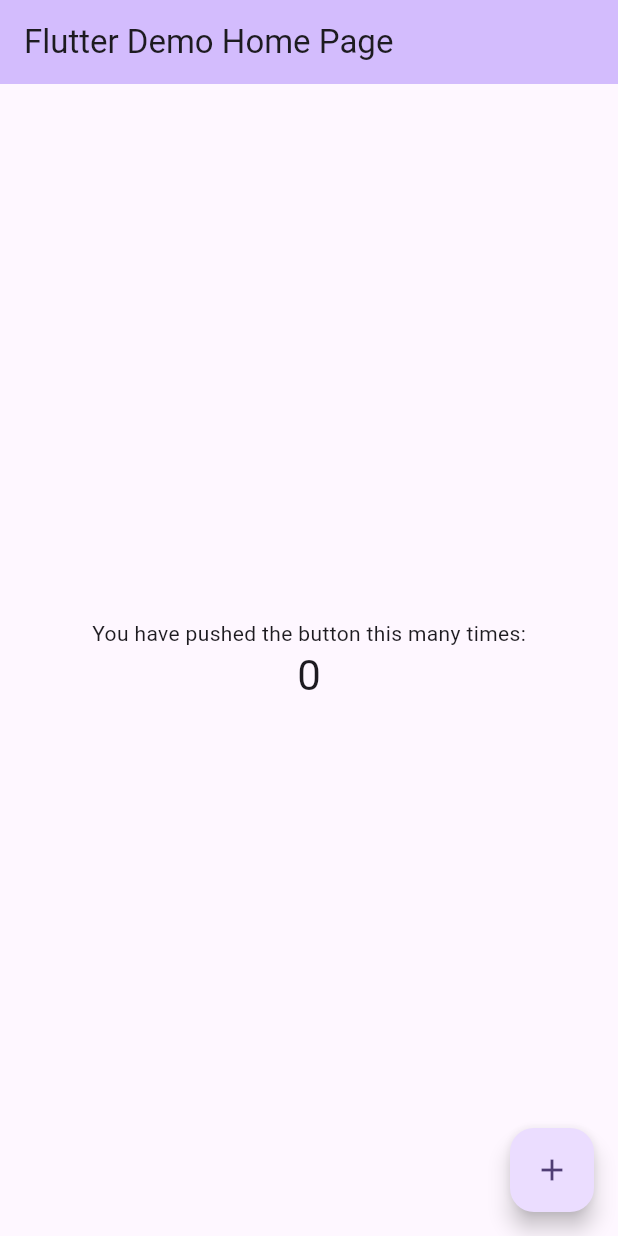
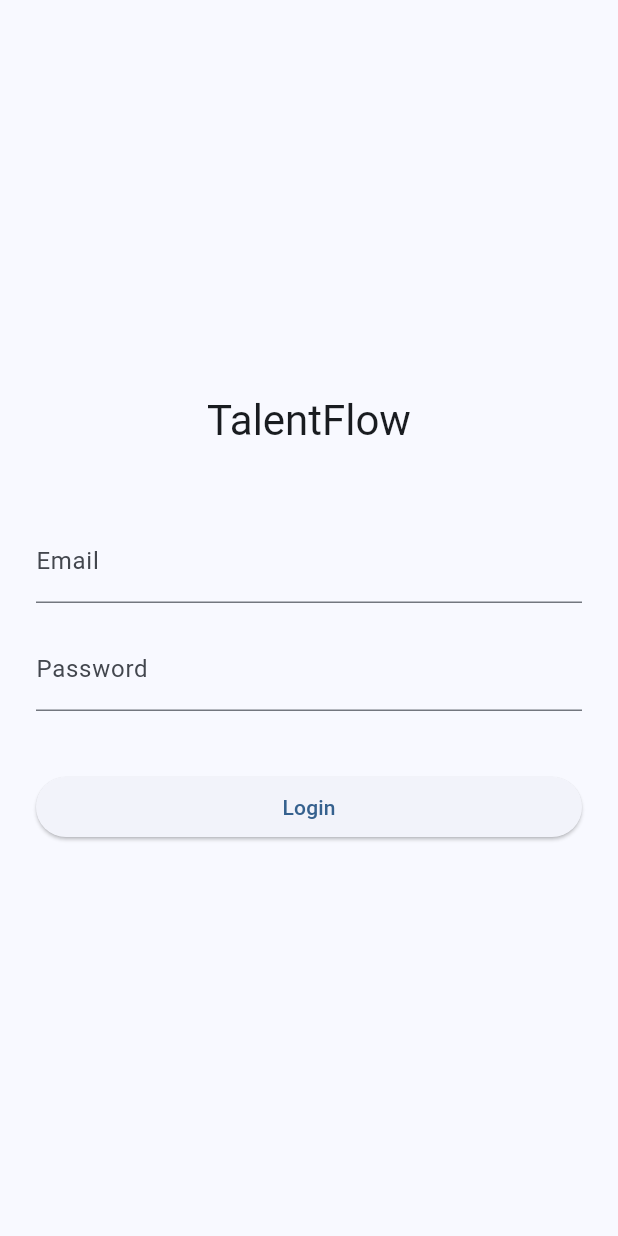
Before and after one commit to sishanhewa/SE3090_SE012, a Flutter app: the screen it shows after launch, on a phone screen of 412 x 824 dp. Run offline on Flutter 3.47's test engine with Material 3 defaults, Android fonts, the phone set to English and light mode, and no system bars; our stand-ins replace go_router, shared_preferences.

Commit message:
feat: setup Flutter candidate app foundation with auth and job list

```diff
--- /dev/null
+++ b/frontend/flutter_app/lib/core/auth/auth_provider.dart
@@ -0,0 +1,56 @@
+import 'dart:convert';
+import 'package:flutter/material.dart';
+import 'package:shared_preferences/shared_preferences.dart';
+import '../api/api_client.dart';
+
+class AuthProvider with ChangeNotifier {
+  final ApiClient _apiClient = ApiClient();
+  bool _isAuthenticated = false;
+  Map<String, dynamic>? _user;
+
+  bool get isAuthenticated => _isAuthenticated;
+  Map<String, dynamic>? get user => _user;
+
+  Future<void> checkAuthStatus() async {
+    final prefs = await SharedPreferences.getInstance();
+    final token = prefs.getString('access_token');
+    if (token != null) {
+      _isAuthenticated = true;
+      // You would typically validate token or decode it here
+      notifyListeners();
+    }
+  }
+
+  Future<bool> login(String email, String password) async {
+    try {
+      final response = await _apiClient.post('/Auth/login', {
+        'email': email,
+        'password': password,
+      });
+
+      if (response.statusCode == 200) {
+        final data = jsonDecode(response.body);
+        final token = data['accessToken'];
+
+        final prefs = await SharedPreferences.getInstance();
+        await prefs.setString('access_token', token);
+
+        _isAuthenticated = true;
+        _user = data['user'];
+        notifyListeners();
+        return true;
+      }
+      return false;
+    } catch (e) {
+      return false;
+    }
+  }
+
+  Future<void> logout() async {
+    final prefs = await SharedPreferences.getInstance();
+    await prefs.remove('access_token');
+    _isAuthenticated = false;
+    _user = null;
+    notifyListeners();
+  }
+}
--- /dev/null
+++ b/frontend/flutter_app/lib/features/auth/screens/login_screen.dart
@@ -0,0 +1,90 @@
+import 'package:flutter/material.dart';
+import 'package:provider/provider.dart';
+import 'package:go_router/go_router.dart';
+import '../../core/auth/auth_provider.dart';
+
+class LoginScreen extends StatefulWidget {
+  const LoginScreen({Key? key}) : super(key: key);
+
+  @override
+  _LoginScreenState createState() => _LoginScreenState();
+}
+
+class _LoginScreenState extends State<LoginScreen> {
+  final _emailController = TextEditingController();
+  final _passwordController = TextEditingController();
+  bool _isLoading = false;
+  String? _errorMessage;
+
+  Future<void> _login() async {
+    setState(() {
+      _isLoading = true;
+      _errorMessage = null;
+    });
+
+    final authProvider = Provider.of<AuthProvider>(context, listen: false);
+    final success = await authProvider.login(
+      _emailController.text,
+      _passwordController.text,
+    );
+
+    if (!mounted) return;
+
+    if (success) {
+      context.go('/jobs');
+    } else {
+      setState(() {
+        _errorMessage = 'Invalid email or password';
+        _isLoading = false;
+      });
+    }
+  }
+
+  @override
+  Widget build(BuildContext context) {
+    return Scaffold(
+      body: Center(
+        child: Padding(
+          padding: const EdgeInsets.all(24.0),
+          child: Column(
+            mainAxisAlignment: MainAxisAlignment.center,
+            crossAxisAlignment: CrossAxisAlignment.stretch,
+            children: [
+              Text(
+                'TalentFlow',
+                style: Theme.of(context).textTheme.headlineMedium,
+                textAlign: TextAlign.center,
+              ),
+              const SizedBox(height: 48),
+              TextField(
+                controller: _emailController,
+                decoration: const InputDecoration(labelText: 'Email'),
+                keyboardType: TextInputType.emailAddress,
+              ),
+              const SizedBox(height: 16),
+              TextField(
+                controller: _passwordController,
+                decoration: const InputDecoration(labelText: 'Password'),
+                obscureText: true,
+              ),
+              const SizedBox(height: 24),
+              if (_errorMessage != null)
+                Text(
+                  _errorMessage!,
+                  style: const TextStyle(color: Colors.red),
+                  textAlign: TextAlign.center,
+                ),
+              const SizedBox(height: 16),
+              ElevatedButton(
+                onPressed: _isLoading ? null : _login,
+                child: _isLoading
+                    ? const CircularProgressIndicator()
+                    : const Text('Login'),
+              ),
+            ],
+          ),
+        ),
+      ),
+    );
+  }
+}
--- a/frontend/flutter_app/lib/main.dart
+++ b/frontend/flutter_app/lib/main.dart
@@ -1,122 +1,60 @@
 import 'package:flutter/material.dart';
+import 'package:provider/provider.dart';
+import 'package:go_router/go_router.dart';
+
+import 'core/auth/auth_provider.dart';
+import 'features/auth/screens/login_screen.dart';
+import 'features/jobs/screens/job_list_screen.dart';
 
 void main() {
-  runApp(const MyApp());
+  runApp(
+    MultiProvider(
+      providers: [
+        ChangeNotifierProvider(create: (_) => AuthProvider()),
+      ],
+      child: const TalentFlowApp(),
+    ),
+  );
 }
 
-class MyApp extends StatelessWidget {
-  const MyApp({super.key});
+class TalentFlowApp extends StatelessWidget {
+  const TalentFlowApp({Key? key}) : super(key: key);
 
-  // This widget is the root of your application.
   @override
   Widget build(BuildContext context) {
-    return MaterialApp(
-      title: 'Flutter Demo',
+    final authProvider = Provider.of<AuthProvider>(context, listen: false);
+
+    final GoRouter router = GoRouter(
+      initialLocation: '/login',
+      refreshListenable: authProvider,
+      redirect: (context, state) {
+        final isLoggedIn = authProvider.isAuthenticated;
+        final isLoggingIn = state.uri.toString() == '/login';
+
+        if (!isLoggedIn && !isLoggingIn) return '/login';
+        if (isLoggedIn && isLoggingIn) return '/jobs';
+
+        return null;
+      },
+      routes: [
+        GoRoute(
+          path: '/login',
+          builder: (context, state) => const LoginScreen(),
+        ),
+        GoRoute(
+          path: '/jobs',
+          builder: (context, state) => const JobListScreen(),
+        ),
+      ],
+    );
+
+    return MaterialApp.router(
+      title: 'TalentFlow Candidate',
       theme: ThemeData(
-        // This is the theme of your application.
-        //
-        // TRY THIS: Try running your application with "flutter run". You'll see
-        // the application has a purple toolbar. Then, without quitting the app,
-        // try changing the seedColor in the colorScheme below to Colors.green
-        // and then invoke "hot reload" (save your changes or press the "hot
-        // reload" button in a Flutter-supported IDE, or press "r" if you used
-        // the command line to start the app).
-        //
-        // Notice that the counter didn't reset back to zero; the application
-        // state is not lost during the reload. To reset the state, use hot
-        // restart instead.
-        //
-        // This works for code too, not just values: Most code changes can be
-        // tested with just a hot reload.
-        colorScheme: .fromSeed(seedColor: Colors.deepPurple),
+        colorScheme: ColorScheme.fromSeed(seedColor: Colors.blue),
+        useMaterial3: true,
       ),
-      home: const MyHomePage(title: 'Flutter Demo Home Page'),
+      routerConfig: router,
     );
   }
 }
-
-class MyHomePage extends StatefulWidget {
-  const MyHomePage({super.key, required this.title});
-
-  // This widget is the home page of your application. It is stateful, meaning
-  // that it has a State object (defined below) that contains fields that affect
-  // how it looks.
-
-  // This class is the configuration for the state. It holds the values (in this
-  // case the title) provided by the parent (in this case the App widget) and
-  // used by the build method of the State. Fields in a Widget subclass are
-  // always marked "final".
-
-  final String title;
-
-  @override
-  State<MyHomePage> createState() => _MyHomePageState();
-}
-
-class _MyHomePageState extends State<MyHomePage> {
-  int _counter = 0;
-
-  void _incrementCounter() {
-    setState(() {
-      // This call to setState tells the Flutter framework that something has
-      // changed in this State, which causes it to rerun the build method below
-      // so that the display can reflect the updated values. If we changed
-      // _counter without calling setState(), then the build method would not be
-      // called again, and so nothing would appear to happen.
-      _counter++;
-    });
-  }
-
-  @override
-  Widget build(BuildContext context) {
-    // This method is rerun every time setState is called, for instance as done
-    // by the _incrementCounter method above.
-    //
-    // The Flutter framework has been optimized to make rerunning build methods
-    // fast, so that you can just rebuild anything that needs updating rather
-    // than having to individually change instances of widgets.
-    return Scaffold(
-      appBar: AppBar(
-        // TRY THIS: Try changing the color here to a specific color (to
-        // Colors.amber, perhaps?) and trigger a hot reload to see the AppBar
-        // change color while the other colors stay the same.
-        backgroundColor: Theme.of(context).colorScheme.inversePrimary,
-        // Here we take the value from the MyHomePage object that was created by
-        // the App.build method, and use it to set our appbar title.
-        title: Text(widget.title),
-      ),
-      body: Center(
-        // Center is a layout widget. It takes a single child and positions it
-        // in the middle of the parent.
-        child: Column(
-          // Column is also a layout widget. It takes a list of children and
-          // arranges them vertically. By default, it sizes itself to fit its
-          // children horizontally, and tries to be as tall as its parent.
-          //
-          // Column has various properties to control how it sizes itself and
-          // how it positions its children. Here we use mainAxisAlignment to
-          // center the children vertically; the main axis here is the vertical
-          // axis because Columns are vertical (the cross axis would be
-          // horizontal).
-          //
-          // TRY THIS: Invoke "debug painting" (choose the "Toggle Debug Paint"
-          // action in the IDE, or press "p" in the console), to see the
-          // wireframe for each widget.
-          mainAxisAlignment: .center,
-          children: [
-            const Text('You have pushed the button this many times:'),
-            Text(
-              '$_counter',
-              style: Theme.of(context).textTheme.headlineMedium,
-            ),
-          ],
-        ),
-      ),
-      floatingActionButton: FloatingActionButton(
-        onPressed: _incrementCounter,
-        tooltip: 'Increment',
-        child: const Icon(Icons.add),
-      ),
-    );
-  }
-}
--- a/frontend/flutter_app/pubspec.yaml
+++ b/frontend/flutter_app/pubspec.yaml
@@ -40,7 +40,7 @@ dependencies:
   dio: ^5.4.3+1
 
   # Routing
-  go_router: ^14.2.0
+  go_router: ^17.5.0
 
   # Secure storage
   flutter_secure_storage: ^9.2.2
@@ -53,6 +53,10 @@ dependencies:
   intl: ^0.19.0
   freezed_annotation: ^2.4.1
   json_annotation: ^4.9.0
+  http: ^1.6.0
+  shared_preferences: ^2.5.5
+  provider: ^6.1.5+1
+  jwt_decoder: ^2.0.1
 
 dev_dependencies:
   flutter_test:
```
Also changed, not shown: frontend/flutter_app/lib/core/api/api_client.dart (added, +39 -0 lines), frontend/flutter_app/lib/features/jobs/screens/job_list_screen.dart (added, +81 -0 lines), frontend/flutter_app/pubspec.lock, 1 other file.
